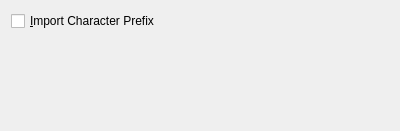
The window that frontend_qt/grpVIN.ui (zint/zint) describes before a commit, drawn with Qt 5.
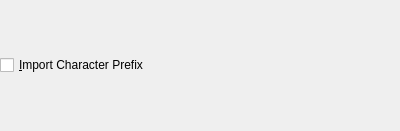
The same window after the commit.

```diff
--- a/frontend_qt/grpVIN.ui
+++ b/frontend_qt/grpVIN.ui
@@ -19,9 +19,24 @@
   <property name="windowTitle">
    <string>Form</string>
   </property>
-  <layout class="QVBoxLayout" name="verticalLayout">
+  <layout class="QVBoxLayout" name="vLayoutVIN">
+   <property name="contentMargins">
+    <number>0</number>
+   </property>
+   <property name="leftMargin">
+    <number>0</number>
+   </property>
+   <property name="topMargin">
+    <number>0</number>
+   </property>
+   <property name="rightMargin">
+    <number>0</number>
+   </property>
+   <property name="bottomMargin">
+    <number>0</number>
+   </property>
    <item>
-    <layout class="QGridLayout" name="gridLayout">
+    <layout class="QGridLayout" name="gLayoutVIN">
      <item row="0" column="0">
       <widget class="QCheckBox" name="chkVINImportChar">
        <property name="text">
@@ -38,19 +53,6 @@
      </item>
     </layout>
    </item>
-   <item>
-    <spacer name="verticalSpacer">
-     <property name="orientation">
-      <enum>Qt::Vertical</enum>
-     </property>
-     <property name="sizeHint" stdset="0">
-      <size>
-       <width>20</width>
-       <height>40</height>
-      </size>
-     </property>
-    </spacer>
-   </item>
   </layout>
  </widget>
  <resources/>
```
